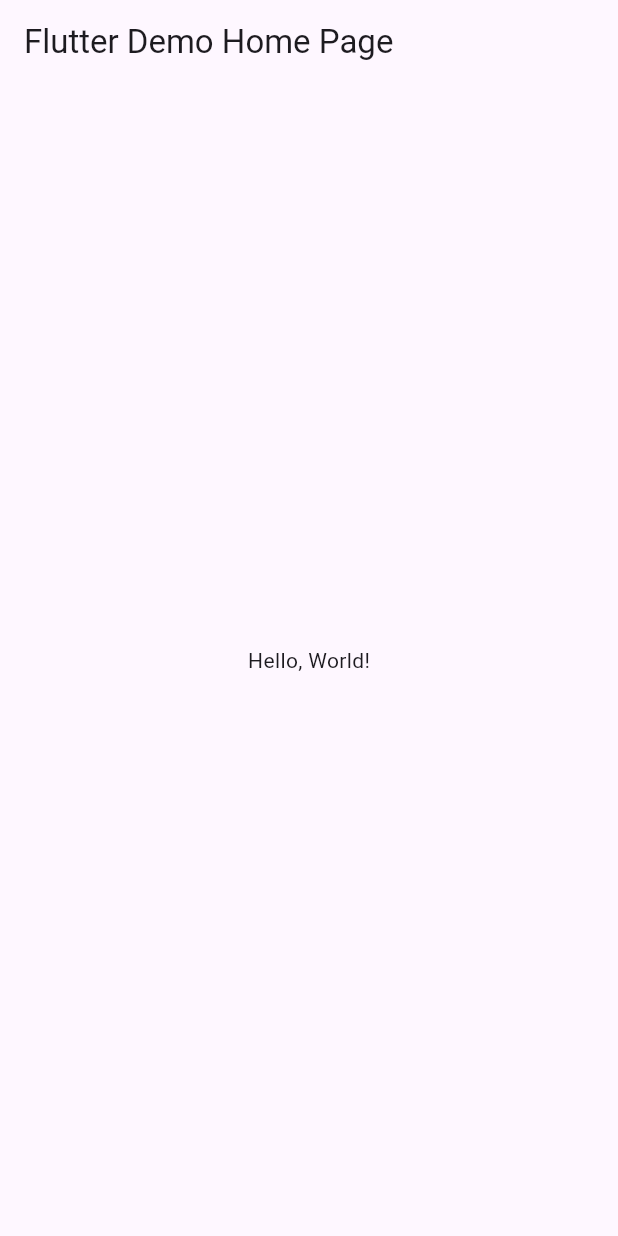
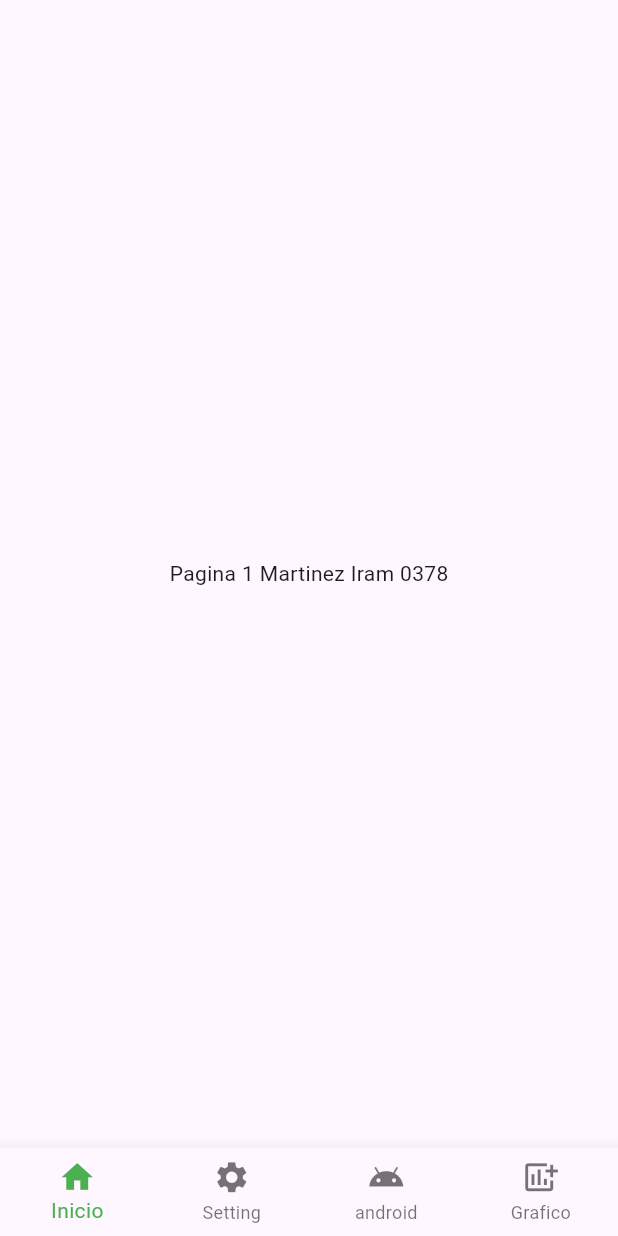
Before and after one commit to MartinezI128/UII_A5_midiseno, a Flutter app: the screen it shows after launch, on a phone screen of 412 x 824 dp. Run offline on Flutter 3.47's test engine with Material 3 defaults, Android fonts, the phone set to English and light mode, and no system bars.

```diff
--- /dev/null
+++ b/lib/BNavigation/bottom_nav.dart
@@ -0,0 +1,36 @@
+import 'package:flutter/material.dart';
+
+class BNavigator extends StatefulWidget {
+  final Function currentIndex;
+  const BNavigator({Key? key, required this.currentIndex}) : super(key: key);
+
+  @override
+  _BNavigatorState createState() => _BNavigatorState();
+}
+
+class _BNavigatorState extends State<BNavigator> {
+  int index = 0;
+  @override
+  Widget build(BuildContext context) {
+    return BottomNavigationBar(
+        currentIndex: index,
+        onTap: (int i) {
+          setState(() {
+            index = i;
+            widget.currentIndex(i);
+          });
+        },
+        type: BottomNavigationBarType.fixed,
+        selectedItemColor: Colors.green,
+        iconSize: 25.0,
+        selectedFontSize: 14.0,
+        unselectedFontSize: 12.0,
+        items: const [
+          BottomNavigationBarItem(icon: Icon(Icons.home), label: 'Inicio'),
+          BottomNavigationBarItem(icon: Icon(Icons.settings), label: 'Setting'),
+          BottomNavigationBarItem(icon: Icon(Icons.android), label: 'android'),
+          BottomNavigationBarItem(
+              icon: Icon(Icons.add_chart), label: 'Grafico'),
+        ]);
+  }
+}
--- /dev/null
+++ b/lib/BNavigation/page1.dart
@@ -0,0 +1,12 @@
+import 'package:flutter/material.dart';
+
+class Page1 extends StatelessWidget {
+  const Page1({Key? key}) : super(key: key);
+
+  @override
+  Widget build(BuildContext context) {
+    return const Center(
+      child: Text('Pagina 1 Martinez Iram 0378'),
+    );
+  }
+}
--- /dev/null
+++ b/lib/BNavigation/page2.dart
@@ -0,0 +1,12 @@
+import 'package:flutter/material.dart';
+
+class Page2 extends StatelessWidget {
+  const Page2({Key? key}) : super(key: key);
+
+  @override
+  Widget build(BuildContext context) {
+    return const Center(
+      child: Text('Pagina 2 Martinez Iram 0378'),
+    );
+  }
+}
--- /dev/null
+++ b/lib/BNavigation/page3.dart
@@ -0,0 +1,12 @@
+import 'package:flutter/material.dart';
+
+class Page3 extends StatelessWidget {
+  const Page3({Key? key}) : super(key: key);
+
+  @override
+  Widget build(BuildContext context) {
+    return const Center(
+      child: Text('Pagina 3 Martinez Iram 0378'),
+    );
+  }
+}
--- /dev/null
+++ b/lib/BNavigation/page4.dart
@@ -0,0 +1,12 @@
+import 'package:flutter/material.dart';
+
+class Page4 extends StatelessWidget {
+  const Page4({Key? key}) : super(key: key);
+
+  @override
+  Widget build(BuildContext context) {
+    return const Center(
+      child: Text('Pagina 4 Martinez Iram 0378'),
+    );
+  }
+}
--- /dev/null
+++ b/lib/BNavigation/router.dart
@@ -0,0 +1,21 @@
+import 'package:flutter/material.dart';
+import 'package:martinez0378/BNavigation/page1.dart';
+import 'package:martinez0378/BNavigation/page2.dart';
+import 'package:martinez0378/BNavigation/page3.dart';
+import 'package:martinez0378/BNavigation/page4.dart';
+
+class Routes extends StatelessWidget {
+  final int index;
+  const Routes({Key? key, required this.index}) : super(key: key);
+
+  @override
+  Widget build(BuildContext context) {
+    List<Widget> myList = [
+      const Page1(),
+      const Page2(),
+      const Page3(),
+      const Page4()
+    ];
+    return myList[index];
+  }
+}
--- a/lib/main.dart
+++ b/lib/main.dart
@@ -1,43 +1,48 @@
 import 'package:flutter/material.dart';
+import 'package:martinez0378/BNavigation/bottom_nav.dart';
+import 'package:martinez0378/BNavigation/router.dart';
 
-void main() => runApp(MyApp());
+void main() => runApp(const MyApp());
 
 class MyApp extends StatelessWidget {
-  const MyApp({super.key});
+  const MyApp({Key? key}) : super(key: key);
   // This widget is the root of your application.
   @override
   Widget build(BuildContext context) {
-    return MaterialApp(
-      // Application name
-      title: 'Flutter Hello World',
-      // Application theme data, you can set the colors for the application as
-      // you want
-      theme: ThemeData(
-        // useMaterial3: false,
-        primarySwatch: Colors.blue,
-      ),
-      // A widget which will be started on application startup
-      home: MyHomePage(title: 'Flutter Demo Home Page'),
-    );
+    return const MaterialApp(
+        debugShowCheckedModeBanner: false,
+        // Application name
+        title: 'Flutter Hello World',
+        home: HomePage());
   }
 }
 
-class MyHomePage extends StatelessWidget {
-  final String title;
-  const MyHomePage({super.key, required this.title});
+class HomePage extends StatefulWidget {
+  const HomePage({Key? key}) : super(key: key);
+
+  @override
+  State<HomePage> createState() => _HomePageState();
+}
+
+class _HomePageState extends State<HomePage> {
+  int index = 0;
+  BNavigator? myBNB;
+
+  @override
+  void initState() {
+    myBNB = BNavigator(currentIndex: (i) {
+      setState(() {
+        index = i;
+      });
+    });
+    super.initState();
+  }
 
   @override
   Widget build(BuildContext context) {
     return Scaffold(
-      appBar: AppBar(
-        // The title text which will be shown on the action bar
-        title: Text(title),
-      ),
-      body: Center(
-        child: Text(
-          'Hello, World!',
-        ),
-      ),
+      bottomNavigationBar: myBNB,
+      body: Routes(index: index),
     );
   }
 }
```
